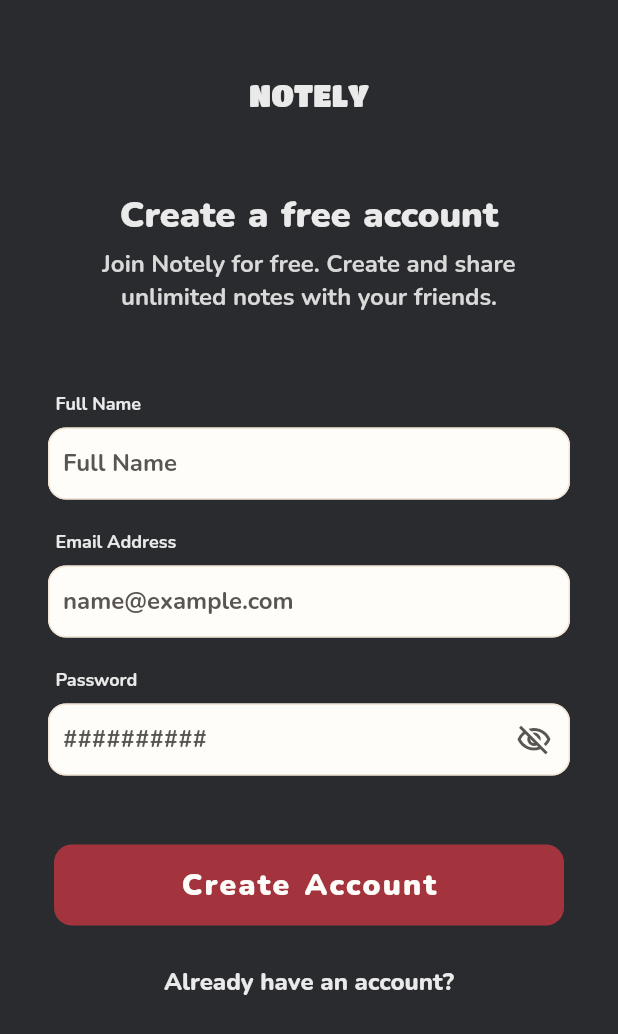
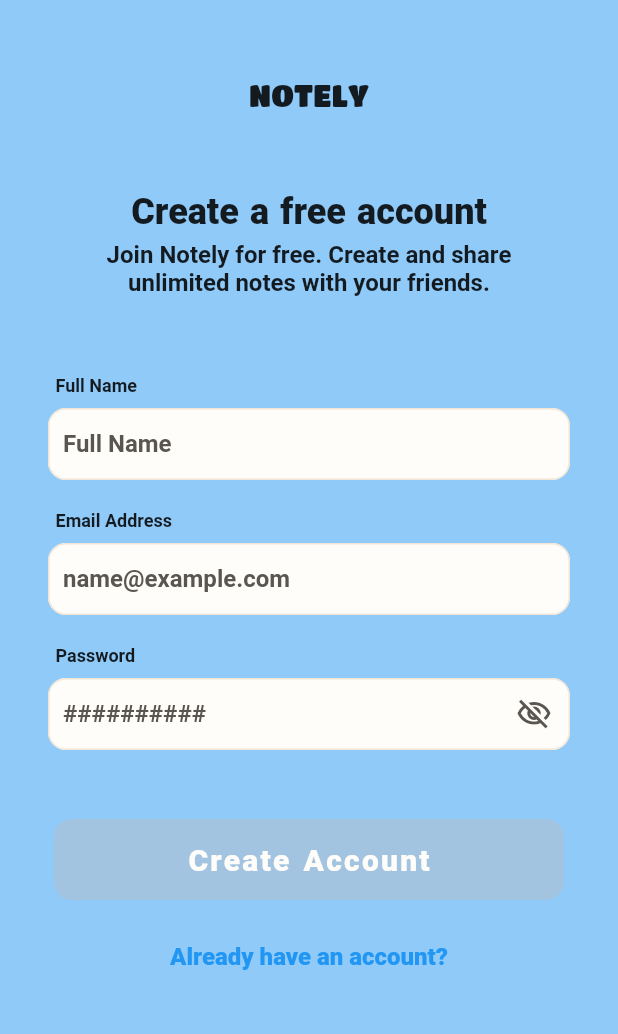
Before and after one commit to rabianurtunen0/Notely, a Flutter app: the screen it shows after launch, on a phone screen of 412 x 824 dp. Shown: the top 1034 px of the screen. Run offline on Flutter 3.47's test engine with Material 2 defaults, Android fonts, the phone set to English and light mode, and no system bars; our stand-ins replace cloud_firestore, firebase_auth, firebase_core, fluttertoast, get, get_storage; accounts and stored records are empty.

Commit message:
changed theme

```diff
--- a/lib/main.dart
+++ b/lib/main.dart
@@ -1,11 +1,15 @@
 import 'package:flutter/material.dart';
 import 'package:get/get.dart';
 import 'package:firebase_core/firebase_core.dart';
+import 'package:get_storage/get_storage.dart';
 import 'package:notely/createaccount.dart';
+import 'package:notely/theme.dart';
+import 'package:notely/theme_service.dart';
 
 Future<void> main() async {
   WidgetsFlutterBinding.ensureInitialized();
   await Firebase.initializeApp();
+  await GetStorage.init();
   runApp(const MyApp());
 }
 
@@ -14,48 +18,12 @@ class MyApp extends StatelessWidget {
 
   @override
   Widget build(BuildContext context) {
-    return const LightDarkTheme();
-  }
-}
-
-class LightDarkTheme extends StatefulWidget {
-  const LightDarkTheme({
-    Key? key,
-  }) : super(key: key);
-
-  @override
-  State<LightDarkTheme> createState() => _LightDarkThemeState();
-}
-
-ThemeData _lightTheme = ThemeData(
-  fontFamily: 'Nunito',
-  backgroundColor: const Color(0XFFEAEAEA),
-  highlightColor: const Color(0XFFA3333D),
-  textSelectionTheme: const TextSelectionThemeData(
-    selectionColor: Color(0XFF2A2B2E),
-    selectionHandleColor: Color(0XFF2A2B2E)
-  ),
-);
-
-ThemeData _darkTheme = ThemeData(
-  fontFamily: 'Nunito',
-  backgroundColor: const Color(0XFF2A2B2E),
-  highlightColor: const Color(0XFFA3333D),
-  textSelectionTheme: const TextSelectionThemeData(
-    selectionColor: Color(0XFFEAEAEA),
-    selectionHandleColor: Color(0XFFD9D9D9),
-  ),
-);
-
-bool _light = false;
-
-class _LightDarkThemeState extends State<LightDarkTheme> {
-  @override
-  Widget build(BuildContext context) {
     return GetMaterialApp(
       title: 'Notely',
       debugShowCheckedModeBanner: false,
-      theme: _light ? _lightTheme : _darkTheme,
+      theme: Themes.lightTheme,
+      darkTheme: Themes.darkTheme,
+      themeMode: ThemeService().getThemeMode(),
       home: const CreateAccount(),
     );
   }
```
